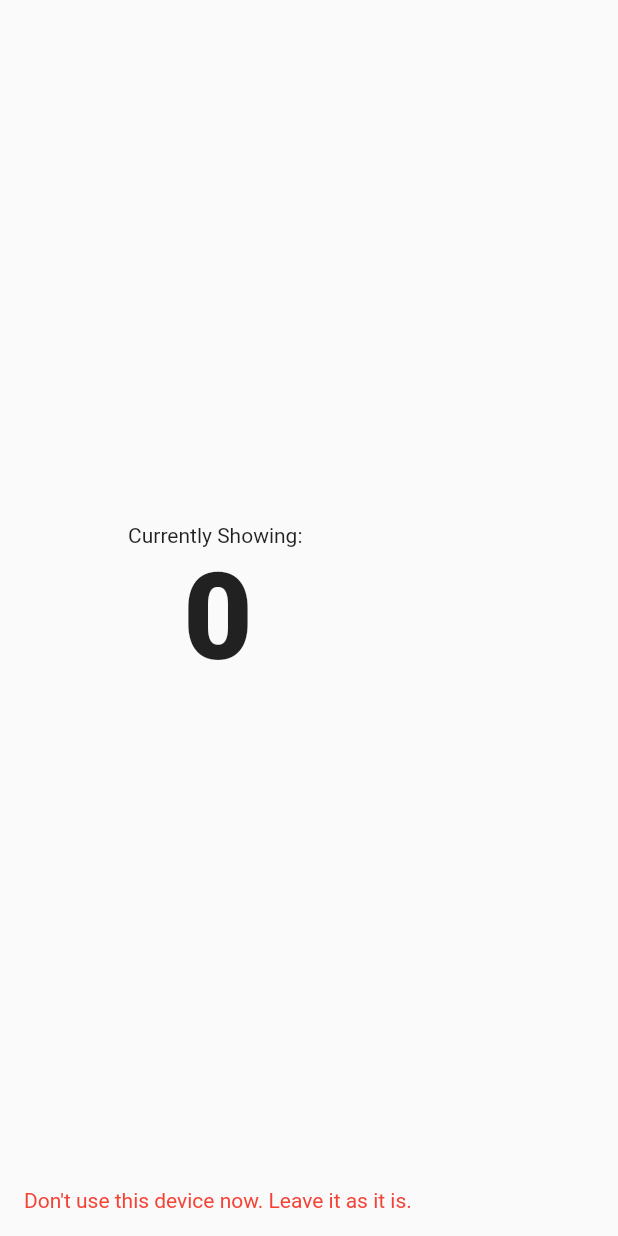
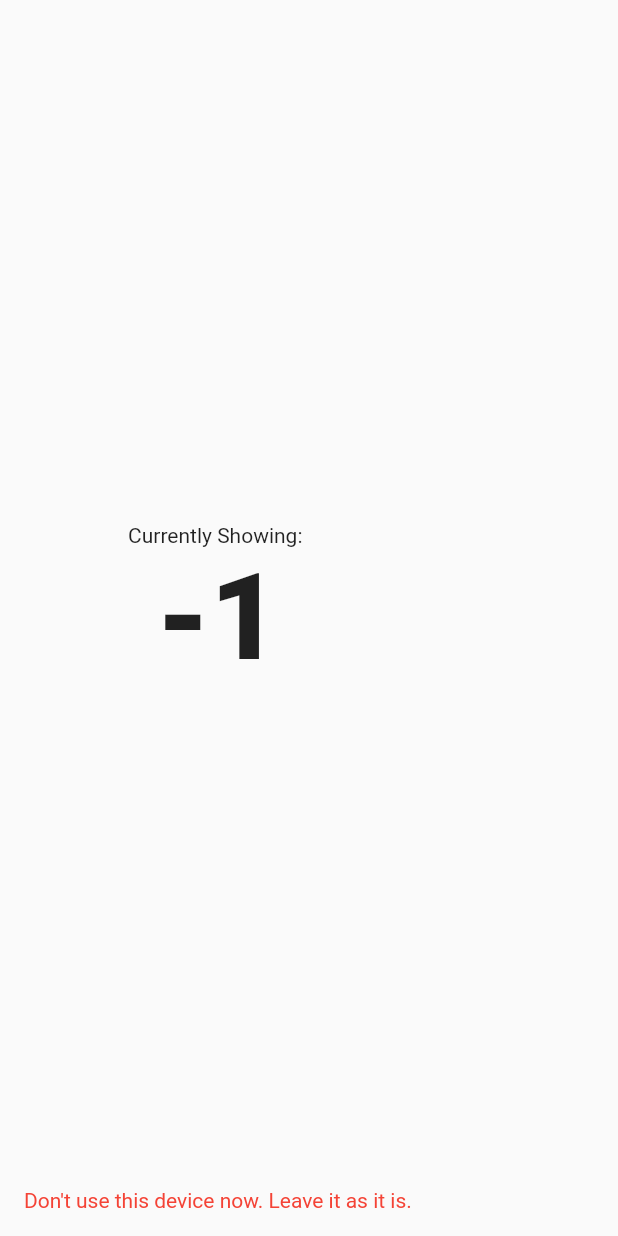
Before and after one commit to azhar1038/Anweshan-Admin, a Flutter app: the _QuizCount widget shown alone on an empty page, opened directly, on a phone screen of 412 x 824 dp. Run offline on Flutter 3.47's test engine with Material 2 defaults, Android fonts, the phone set to English and light mode, and no system bars; our stand-ins replace cloud_firestore; accounts and stored records are empty.

Commit message:
Modified start quiz

```diff
--- a/lib/pages/start_quiz.dart
+++ b/lib/pages/start_quiz.dart
@@ -72,18 +72,18 @@ class _QuizCount extends StatefulWidget {
 
 class __QuizCountState extends State<_QuizCount> {
   bool _canPop = false;
-  ValueNotifier<int> _questionNumber = ValueNotifier<int>(0);
+  ValueNotifier<int> _questionNumber = ValueNotifier<int>(-1);
   Timer _timer;
 
   @override
   void initState() {
     super.initState();
-    _timer = Timer.periodic(Duration(seconds: 15), (Timer timer) {
+    _timer = Timer.periodic(Duration(seconds: 18), (Timer timer) {
       if (_questionNumber.value == 11) {
         Firestore.instance.document('quiz_info/question').updateData(
-          {'current': 0},
+          {'current': -1},
         ).then((_) {
-          _questionNumber.value = 0;
+          _questionNumber.value = -1;
           timer.cancel();
           _canPop = true;
         });
@@ -129,7 +129,9 @@ class __QuizCountState extends State<_QuizCount> {
                 ),
               ),
               Text(
-                'Don\'t use this device now. Leave it as it is.',
+                _canPop
+                    ? 'You can exit now'
+                    : 'Don\'t use this device now. Leave it as it is.',
                 style: TextStyle(
                   color: Colors.red,
                 ),
```
